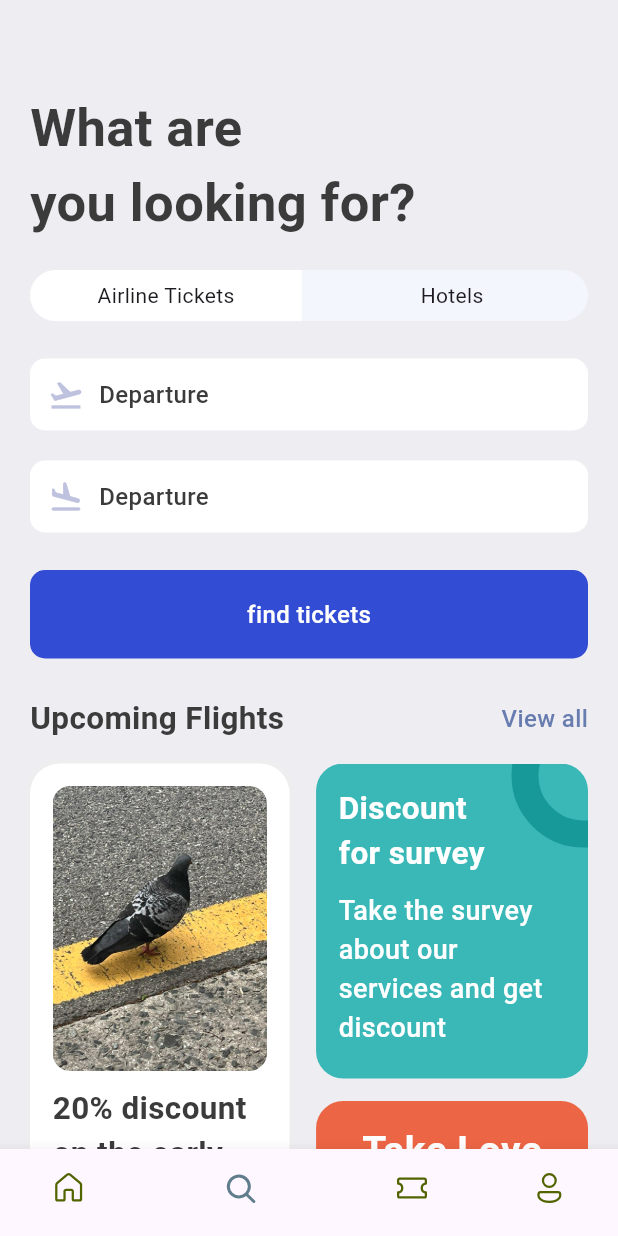
After one commit to 215ly/ticket_app, a Flutter app: the screen it shows after launch, item 2 of the bottom bar chosen, on a phone screen of 412 x 824 dp. The commit adds this screen. Run offline on Flutter 3.47's test engine with Material 3 defaults, Android fonts, the phone set to English and light mode, and no system bars; our stand-ins replace fluentui_icons.

Commit message:
search_screens Development completed

```diff
--- a/lib/base/bottom_nav_bar.dart
+++ b/lib/base/bottom_nav_bar.dart
@@ -1,6 +1,7 @@
 import 'package:fluentui_icons/fluentui_icons.dart';
 import 'package:flutter/material.dart';
-import 'package:ticket_app/screens/home_screens.dart';
+import 'package:ticket_app/screens/home/home_screens.dart';
+import 'package:ticket_app/screens/search/search_screen.dart';
 
 class BottomNavBar extends StatefulWidget {
   const BottomNavBar({super.key});
@@ -12,7 +13,7 @@ class BottomNavBar extends StatefulWidget {
 class _BottomNavBarState extends State<BottomNavBar> {
   final appScreens = [
     const HomeScreen(),
-    const Center(child: Text("Search")),
+    const SearchScreen(),
     const Center(child: Text("Tickets")),
     const Center(child: Text("Profile"))
   ];
@@ -41,8 +42,8 @@ class _BottomNavBarState extends State<BottomNavBar> {
               activeIcon: Icon(FluentSystemIcons.ic_fluent_home_filled),
               label: "Home"),
           BottomNavigationBarItem(
-              icon: Icon(FluentSystemIcons.ic_fluent_search_info_regular),
-              activeIcon: Icon(FluentSystemIcons.ic_fluent_search_info_filled),
+              icon: Icon(FluentSystemIcons.ic_fluent_search_regular),
+              activeIcon: Icon(FluentSystemIcons.ic_fluent_search_filled),
               label: "Search"),
           BottomNavigationBarItem(
               icon: Icon(FluentSystemIcons.ic_fluent_ticket_regular),
--- a/lib/base/res/styles/app_styles.dart
+++ b/lib/base/res/styles/app_styles.dart
@@ -8,7 +8,13 @@ class AppStyles {
   static Color bgColor = const Color(0xFFEEEDF2);
   static Color kakiColor = const Color(0xFFD2bdb6);
   static Color ticketBlue = const Color(0xFF526799);
+  static Color ticketTabColor = const Color(0xFFF4F6FD);
+  static Color planeColor = const Color(0xffbfc2df);
+  static Color findTicketColor = const Color(0xD91130CE);
+  static Color circleColor = const Color(0xFF189999);
   static const Color ticketOrange = Color(0xFFF37B67);
+
+
   static TextStyle headLineStyle1 = const TextStyle(
       fontSize: 16, fontWeight: FontWeight.w500, color: textColor);
   static TextStyle headLineStyle2 = const TextStyle(
@@ -18,4 +24,6 @@ class AppStyles {
 
   static TextStyle headLineStyle4 = const TextStyle(
       fontSize: 14, fontWeight: FontWeight.bold, color: textColor);
+
+  static TextStyle textStyle=const TextStyle(fontSize: 16,color: textColor,fontWeight: FontWeight.w500);
 }
--- a/lib/main.dart
+++ b/lib/main.dart
@@ -1,7 +1,7 @@
 import 'package:flutter/material.dart';
 import 'package:ticket_app/base/bottom_nav_bar.dart';
 import 'package:ticket_app/base/res/app_routes.dart';
-import 'package:ticket_app/screens/all_tickets.dart';
+import 'package:ticket_app/screens/home/all_tickets.dart';
 
 void main() {
   runApp(const MyApp());
--- a/lib/screens/all_tickets.dart
+++ b/lib/screens/home/all_tickets.dart
@@ -1,6 +1,6 @@
 import 'package:flutter/material.dart';
-import '../base/res/widgets/ticket_view.dart';
-import '../base/utils/all.json.dart';
+import '../../base/res/widgets/ticket_view.dart';
+import '../../base/utils/all.json.dart';
 
 class AllTickets extends StatelessWidget {
   const AllTickets({super.key});
--- a/lib/screens/home_screens.dart
+++ b/lib/screens/home/home_screens.dart
@@ -6,7 +6,7 @@ import 'package:ticket_app/base/res/styles/app_styles.dart';
 import 'package:ticket_app/base/res/widgets/app_double_text.dart';
 import 'package:ticket_app/base/res/widgets/ticket_view.dart';
 import 'package:ticket_app/base/utils/all.json.dart';
-import 'package:ticket_app/screens/widgets/hotel.dart';
+import 'package:ticket_app/screens/home/widgets/hotel.dart';
 
 class HomeScreen extends StatelessWidget {
   const HomeScreen({super.key});
@@ -106,7 +106,6 @@ class HomeScreen extends StatelessWidget {
                   scrollDirection: Axis.horizontal,
                   child: Row(
                       children: hotelList
-                          .take(2)
                           .map((singleHotel) => Hotel(hotel: singleHotel))
                           .toList()),
                 ),
--- /dev/null
+++ b/lib/screens/search/search_screen.dart
@@ -0,0 +1,65 @@
+import 'package:flutter/material.dart';
+import 'package:ticket_app/base/res/styles/app_styles.dart';
+import 'package:ticket_app/base/res/widgets/app_double_text.dart';
+import 'package:ticket_app/screens/search/widgets/app_text_icon.dart';
+import 'package:ticket_app/screens/search/widgets/app_ticket_tabs.dart';
+import 'package:ticket_app/screens/search/widgets/find_tickets.dart';
+import 'package:ticket_app/screens/search/widgets/ticket_promotion.dart';
+
+class SearchScreen extends StatelessWidget {
+  const SearchScreen({super.key});
+
+  @override
+  Widget build(BuildContext context) {
+
+
+    return Scaffold(
+      backgroundColor: AppStyles.bgColor,
+      body: ListView(
+        padding: const EdgeInsets.symmetric(horizontal: 20, vertical: 20),
+        children: <Widget>[
+          const SizedBox(
+            height: 40,
+          ),
+          Text(
+            "What are\nyou looking for?",
+            style: AppStyles.headLineStyle2.copyWith(fontSize: 35),
+          ),
+          const SizedBox(
+            height: 20,
+          ),
+          const AppTicketTabs(),
+          const SizedBox(
+            height: 25,
+          ),
+          const AppTextIcon(
+            icon: Icons.flight_takeoff_outlined,
+            text: "Departure",
+          ),
+          const SizedBox(
+            height: 20,
+          ),
+          const AppTextIcon(
+            icon: Icons.flight_land_rounded,
+            text: "Departure",
+          ),
+          const SizedBox(
+            height: 25,
+          ),
+          const FindTickets(),
+          const SizedBox(
+            height: 25,
+          ),
+          AppDoubleText(
+              bigText: "Upcoming Flights",
+              smallText: "View all",
+              func: () => {}),
+          const SizedBox(
+            height: 15,
+          ),
+          const TicketPromotion()
+        ],
+      ),
+    );
+  }
+}
--- /dev/null
+++ b/lib/screens/search/widgets/app_text_icon.dart
@@ -0,0 +1,30 @@
+import 'package:flutter/material.dart';
+import 'package:ticket_app/base/res/styles/app_styles.dart';
+
+class AppTextIcon extends StatelessWidget {
+
+  final IconData icon;
+  final String text;
+
+  const AppTextIcon({super.key, required this.icon, required this.text});
+
+  @override
+  Widget build(BuildContext context) {
+    return Container(
+      padding: const EdgeInsets.symmetric(vertical: 12, horizontal: 12),
+      decoration: BoxDecoration(
+          color: Colors.white, borderRadius: BorderRadius.circular(10)),
+      child: Row(
+        children: [
+          Icon(
+            icon,
+            color: AppStyles.planeColor,
+          ),
+          const SizedBox(width: 10,),
+          Text(text,style: AppStyles.textStyle,)
+        ]
+        ,
+      ),
+    );
+  }
+}
--- /dev/null
+++ b/lib/screens/search/widgets/app_ticket_tabs.dart
@@ -0,0 +1,57 @@
+import 'package:flutter/material.dart';
+import 'package:ticket_app/base/res/styles/app_styles.dart';
+
+class AppTicketTabs extends StatelessWidget {
+  const AppTicketTabs({super.key});
+
+  @override
+  Widget build(BuildContext context) {
+    return Container(
+      decoration: BoxDecoration(
+          borderRadius: BorderRadius.circular(50),
+          color: AppStyles.ticketTabColor),
+      child: const Row(
+        mainAxisAlignment: MainAxisAlignment.spaceBetween,
+        children: [
+          AppTabs(
+            tabText: "Airline Tickets",
+          ),
+          AppTabs(
+            tabText: "Hotels",
+            tabBorder: true,
+            tabColor: true,
+          )
+        ],
+      ),
+    );
+  }
+}
+
+class AppTabs extends StatelessWidget {
+  const AppTabs(
+      {super.key,
+      this.tabText = "",
+      this.tabBorder = false,
+      this.tabColor = false});
+
+  final String tabText;
+  final bool tabBorder;
+  final bool tabColor;
+
+  @override
+  Widget build(BuildContext context) {
+    final size = MediaQuery.of(context).size;
+    return Container(
+      padding: const EdgeInsets.symmetric(vertical: 7),
+      width: size.width * 0.44,
+      decoration: BoxDecoration(
+          color: tabColor == false ? Colors.white : Colors.transparent,
+          borderRadius: tabBorder == false
+              ? const BorderRadius.horizontal(left: Radius.circular(50))
+              : const BorderRadius.horizontal(right: Radius.circular(50))),
+      child: Center(
+        child: Text(tabText),
+      ),
+    );
+  }
+}
--- /dev/null
+++ b/lib/screens/search/widgets/find_tickets.dart
@@ -0,0 +1,22 @@
+import 'package:flutter/material.dart';
+import 'package:ticket_app/base/res/styles/app_styles.dart';
+
+class FindTickets extends StatelessWidget {
+  const FindTickets({super.key});
+
+  @override
+  Widget build(BuildContext context) {
+    return Container(
+      padding: const EdgeInsets.symmetric(vertical: 18, horizontal: 18),
+      decoration: BoxDecoration(
+          borderRadius: BorderRadius.circular(10),
+          color: AppStyles.findTicketColor),
+      child: Center(
+        child: Text(
+          "find tickets",
+          style: AppStyles.textStyle.copyWith(color: Colors.white),
+        ),
+      ),
+    );
+  }
+}
--- /dev/null
+++ b/lib/screens/search/widgets/ticket_promotion.dart
@@ -0,0 +1,132 @@
+import 'package:flutter/material.dart';
+
+import '../../../base/res/media.dart';
+import '../../../base/res/styles/app_styles.dart';
+
+class TicketPromotion extends StatelessWidget {
+  const TicketPromotion({super.key});
+
+  @override
+  Widget build(BuildContext context) {
+    final size = MediaQuery.of(context).size;
+    return Row(
+      mainAxisAlignment: MainAxisAlignment.spaceBetween,
+      children: [
+        Container(
+          padding:
+          const EdgeInsets.symmetric(horizontal: 15, vertical: 15),
+          width: size.width * .42,
+          height: 435,
+          decoration: BoxDecoration(
+              borderRadius: BorderRadius.circular(20),
+              color: Colors.white,
+              boxShadow: [
+                BoxShadow(
+                  color: Colors.grey.shade200,
+                  blurRadius: 1,
+                  spreadRadius: 2,
+                )
+              ]),
+          child: Column(
+            children: [
+              Container(
+                height: 190,
+                decoration: BoxDecoration(
+                    borderRadius: BorderRadius.circular(12),
+                    image: const DecorationImage(
+                        fit: BoxFit.cover,
+                        image: AssetImage(AppMedia.logo))),
+              ),
+              const SizedBox(
+                height: 10,
+              ),
+              Text(
+                "20% discount on the early booking of this flight. Don't miss",
+                style: AppStyles.headLineStyle3,
+              )
+            ],
+          ),
+        ),
+        Column(
+          children: <Widget>[
+            Stack(
+              children: [
+                Container(
+                  width: size.width * .44,
+                  height: 210,
+                  padding: const EdgeInsets.symmetric(
+                      vertical: 15, horizontal: 15),
+                  decoration: BoxDecoration(
+                      borderRadius: BorderRadius.circular(18),
+                      color: const Color(0xff3aB8B8)),
+                  child: Column(
+                    crossAxisAlignment: CrossAxisAlignment.start,
+                    children: [
+                      Text(
+                        "Discount\nfor survey",
+                        style: AppStyles.headLineStyle3.copyWith(
+                            fontWeight: FontWeight.bold,
+                            color: Colors.white),
+                      ),
+                      const SizedBox(
+                        height: 10,
+                      ),
+                      Text(
+                        "Take the survey about our services and get discount",
+                        style: AppStyles.headLineStyle1.copyWith(
+                          fontWeight: FontWeight.w500,
+                          color: Colors.white,
+                          fontSize: 18,
+                        ),
+                      ),
+                    ],
+                  ),
+                ),
+                Positioned(
+                  right: -45,
+                  top: -40,
+                  child: Container(
+                    decoration: BoxDecoration(
+                      shape: BoxShape.circle,
+                      border: Border.all(
+                        width: 18,
+                        color: AppStyles.circleColor,
+                      ),
+                    ),
+                    padding: const EdgeInsets.all(30),
+                  ),
+                )
+              ],
+            ),
+            const SizedBox(
+              height: 15,
+            ),
+            Container(
+              padding: const EdgeInsets.symmetric(
+                  vertical: 15, horizontal: 15),
+              width: size.width * 0.44,
+              height: 210,
+              decoration: BoxDecoration(
+                borderRadius: BorderRadius.circular(18),
+                color: const Color(0xFFEC6545),
+              ),
+              child: Column(
+                children: [
+                  Text(
+                    "Take Love",
+                    style: AppStyles.headLineStyle2.copyWith(
+                      color: Colors.white,
+                    ),
+                  ),
+                  const Text(
+                    "🙂🙂🙂",
+                  ),
+                ],
+              ),
+            )
+          ],
+        )
+      ],
+    );
+  }
+}
```
Also changed, not shown: lib/screens/home/widgets/hotel.dart (renamed from lib/screens/widgets/hotel.dart).
